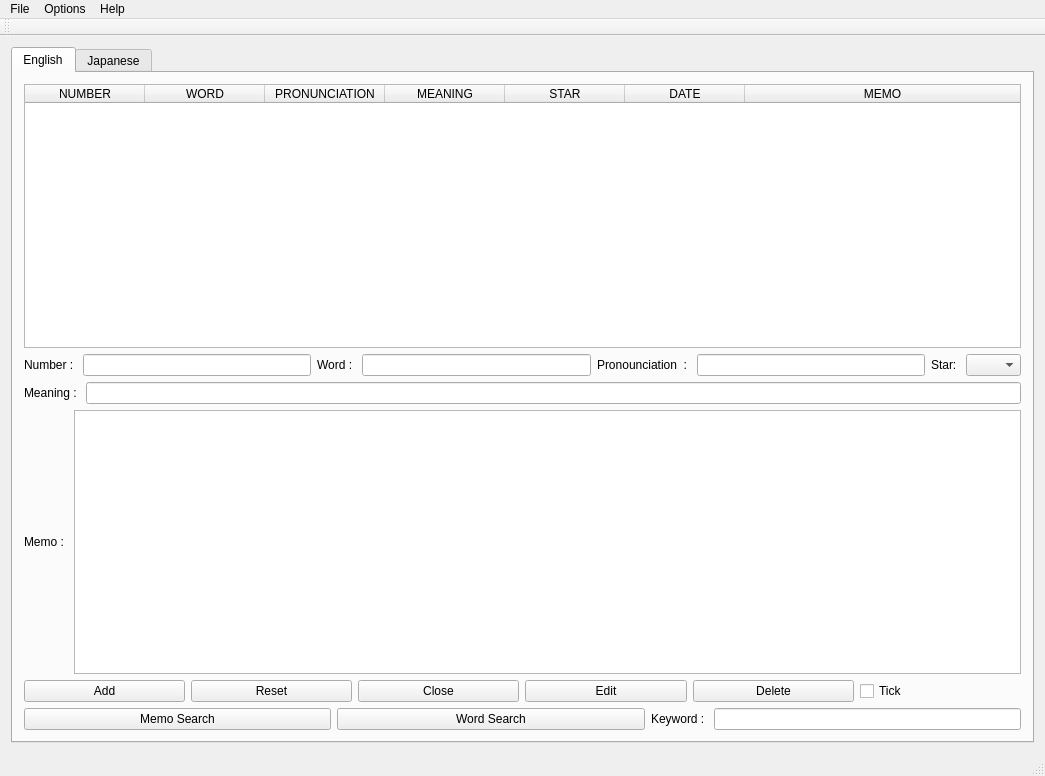
Before: the Qt Designer form mainwindow.ui in m-fujimoto/Word-savvy, drawn with Qt 5.
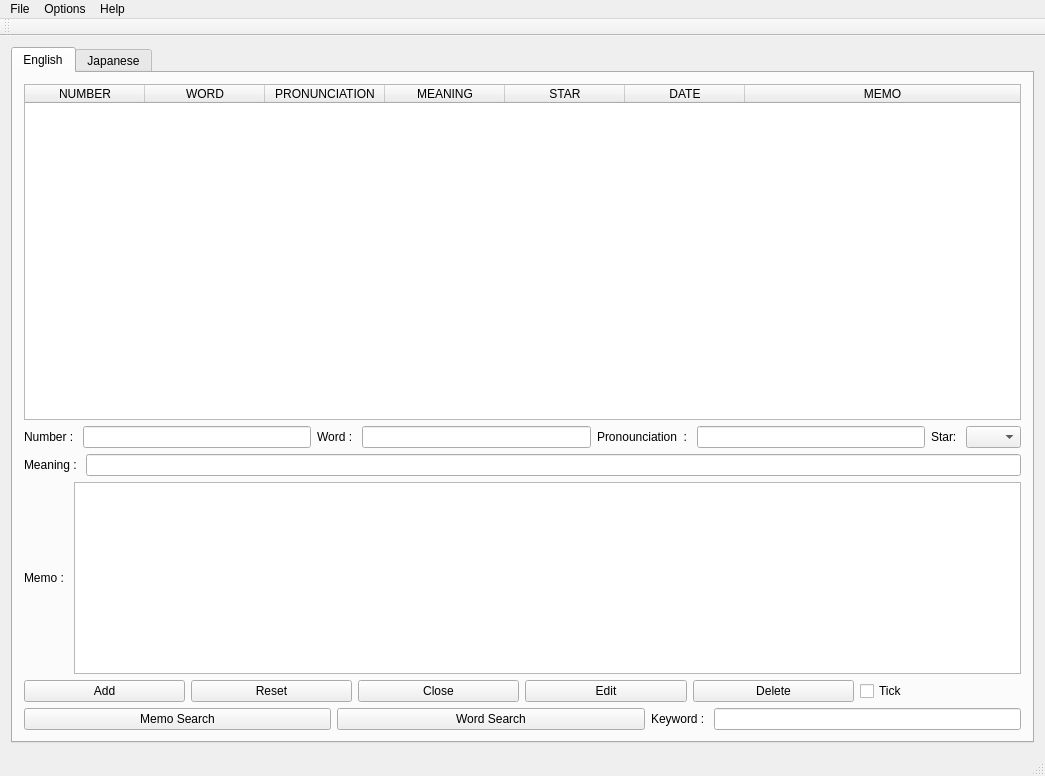
After: the same form once the commit is applied. The open tabs and pages were chosen to show the change. Icons and pictures are not drawn.

Patch:
```diff
--- a/mainwindow.ui
+++ b/mainwindow.ui
@@ -43,11 +43,23 @@
           <item>
            <widget class="QTableWidget" name="English_tableWidget">
             <property name="sizePolicy">
-             <sizepolicy hsizetype="Preferred" vsizetype="Preferred">
+             <sizepolicy hsizetype="Expanding" vsizetype="Expanding">
               <horstretch>0</horstretch>
               <verstretch>0</verstretch>
              </sizepolicy>
             </property>
+            <property name="autoFillBackground">
+             <bool>false</bool>
+            </property>
+            <property name="editTriggers">
+             <set>QAbstractItemView::NoEditTriggers</set>
+            </property>
+            <property name="alternatingRowColors">
+             <bool>false</bool>
+            </property>
+            <property name="textElideMode">
+             <enum>Qt::ElideRight</enum>
+            </property>
             <property name="sortingEnabled">
              <bool>false</bool>
             </property>
@@ -60,6 +72,9 @@
             <attribute name="horizontalHeaderStretchLastSection">
              <bool>true</bool>
             </attribute>
+            <attribute name="verticalHeaderVisible">
+             <bool>false</bool>
+            </attribute>
             <attribute name="verticalHeaderStretchLastSection">
              <bool>false</bool>
             </attribute>
```
Left out of the diff: 11 changed lines with no effect on the pictures.
